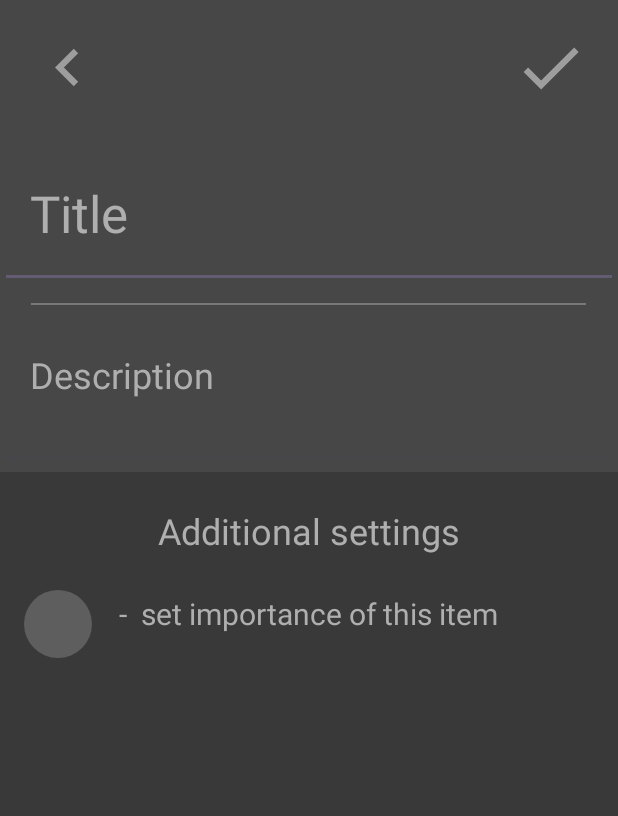
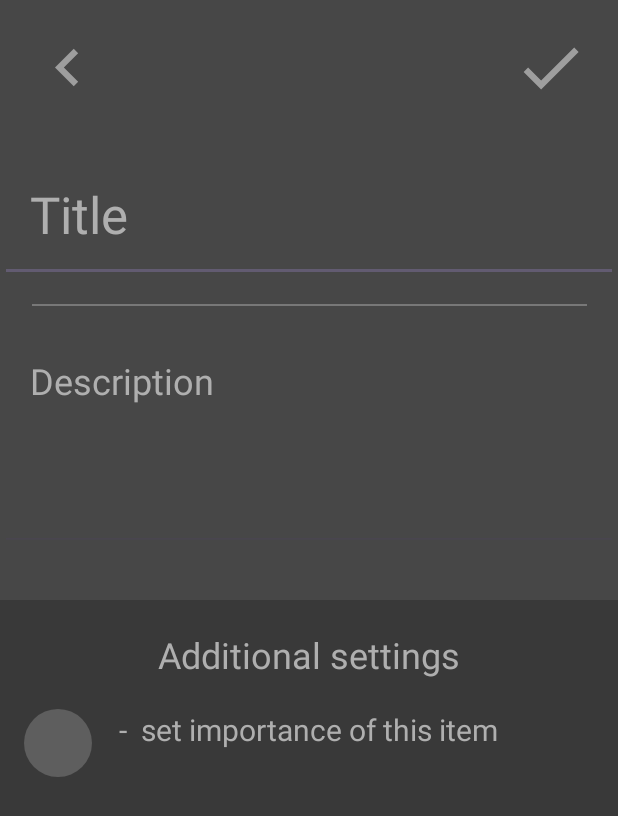
Before and after one commit to albedoVolkov/ToDoList, an Android app: the screen it shows after launch (ForCreatingItemActivity), after a tap on an icon or button, on a phone screen of 412 x 824 dp. Shown: the top 816 px of the screen. Run offline under Robolectric (Android 15) with nearby library versions, the phone set to English and light mode, and no system bars.

Commit message:
update UI, add data saving, modification for MainActivity.

```diff
--- a/app/build.gradle
+++ b/app/build.gradle
@@ -39,6 +39,7 @@ dependencies {
     implementation 'androidx.constraintlayout:constraintlayout:2.1.4'
     implementation 'androidx.wear.tiles:tiles-material:1.2.0-alpha06'
     implementation 'androidx.core:core-ktx:1.10.1'
+    implementation 'com.google.code.gson:gson:2.8.5'
     testImplementation 'junit:junit:4.13.2'
     androidTestImplementation 'androidx.test.ext:junit:1.1.5'
     androidTestImplementation 'androidx.test.espresso:espresso-core:3.5.1'
--- a/app/src/main/java/com/example/todolist/domain/GetListUseCase.kt
+++ b/app/src/main/java/com/example/todolist/domain/GetListUseCase.kt
@@ -5,7 +5,7 @@ import com.example.todolist.data.Task
 class GetListUseCase {
     private var tasks = ArrayList<Task>()
 
-    fun getShopList() : MutableList<Task>{
+    fun getList() : MutableList<Task>{
         return tasks
     }
 }
--- a/app/src/main/java/com/example/todolist/domain/GetTaskUseCase.kt
+++ b/app/src/main/java/com/example/todolist/domain/GetTaskUseCase.kt
@@ -6,7 +6,7 @@ class GetTaskUseCase {
 
     fun getTask(TaskId : Int): Task? {
         val list = GetListUseCase()
-        for( item in list.getShopList()){
+        for( item in list.getList()){
             if (item.id == TaskId){
                 return item
             }
--- a/app/src/main/java/com/example/todolist/domain/MainActivity.kt
+++ b/app/src/main/java/com/example/todolist/domain/MainActivity.kt
@@ -1,7 +1,10 @@
 package com.example.todolist.domain
 
+import android.content.Context
 import android.content.Intent
+import android.content.SharedPreferences
 import android.os.Bundle
+import android.util.Log
 import android.view.View
 import android.widget.Toast
 import androidx.appcompat.app.AppCompatActivity
@@ -10,27 +13,59 @@ import androidx.recyclerview.widget.RecyclerView
 import com.example.todolist.R
 import com.example.todolist.data.Task
 import com.example.todolist.presentation.TaskAdapter
+import com.google.gson.Gson
+import com.google.gson.reflect.TypeToken
+
 
 class MainActivity : AppCompatActivity() {
-    private var titleGot: String = ""
-    private var descriptionGot: String = ""
-    private var importanceGot: Int = 0
     private lateinit var taskAdapter: TaskAdapter
     private lateinit var recyclerView: RecyclerView
-
+    private val list = GetListUseCase()
+    private lateinit var sharedPref : SharedPreferences
     override fun onCreate(savedInstanceState: Bundle?) {
         super.onCreate(savedInstanceState)
+        Log.d("MainActivity", "onCreate called")
         setContentView(R.layout.activity_main)
-        val list = GetListUseCase()
+        sharedPref = getSharedPreferences("MyPrefs", Context.MODE_PRIVATE)
         initUI()
-        init(list.getShopList())
+        init(list.getList())
+        getOldInfo()
+    }
+
+    override fun onStop() {
+        super.onStop()
+        Log.d("Log_App", "onStop called")
+        saveData(list.getList() as ArrayList<Task>)
+    }
+    private fun getOldInfo(){
+        Log.d("Log_App", "getOldInfo called")
+        if ( sharedPref.contains("info_tasks")){
+            val savedValue = sharedPref.getString("info_tasks", "")
+            if (savedValue == ""){
+                Log.d("Log_App", "savedValue is empty")
+            }else{
+                val itemList = Gson().fromJson(savedValue, Array<Task>::class.java)
+                for(item in itemList.toMutableList()){
+                    taskAdapter.addTask(item, taskAdapter.itemCount)
+                }
+            }
+        }else{
+            Log.d("Log_App", "sharedPref is empty")
+        }
+    }
+    private fun saveData(res : ArrayList<Task>){
+        Log.d("Log_App", "saveData called")
+        val editor = sharedPref.edit()
+        val info =  Gson().toJson(res).toString()
+        editor.putString("info_tasks", info)
+        editor.apply()
     }
 
     private fun init(list : MutableList<Task>) {
         taskAdapter = TaskAdapter(list)
         recyclerView = findViewById(R.id.activity_1_recyclerView_1)
         recyclerView.layoutManager = LinearLayoutManager(this)
-        recyclerView.adapter = TaskAdapter(tasks = list)
+        recyclerView.adapter = taskAdapter
     }
 
     private fun initUI() {
@@ -45,15 +80,17 @@ class MainActivity : AppCompatActivity() {
     @Deprecated("Deprecated in Java")
     override fun onActivityResult(requestCode: Int, resultCode: Int, data: Intent?) {
         super.onActivityResult(requestCode, resultCode, data)
+        Log.d("MainActivity", "onActivityResult called")
         if(requestCode == 100 && resultCode == RESULT_OK && data != null)
         {
-            titleGot = data.getStringExtra("title").toString()
-            descriptionGot = data.getStringExtra("description").toString()
-            importanceGot = data.getIntExtra("importance",0)
-            taskAdapter.addTask(Task(View.generateViewId(),
-                title =  titleGot.toString(),
-                description = descriptionGot.toString(),
-                enabled = true, importance = importanceGot.toInt()),taskAdapter.itemCount)
+            val t = Task(View.generateViewId(),
+                title =  data.getStringExtra("title").toString(),
+                description = data.getStringExtra("description").toString(),
+                enabled = true, importance = data.getIntExtra("importance",0))
+            taskAdapter.addTask(t,taskAdapter.itemCount)
+
+            Log.d("Log_App","MainActivity take info")
         }
     }
+
 }
--- a/app/src/main/res/layout/activity_2.xml
+++ b/app/src/main/res/layout/activity_2.xml
@@ -1,7 +1,6 @@
 <?xml version="1.0" encoding="utf-8"?>
 <androidx.constraintlayout.widget.ConstraintLayout xmlns:android="http://schemas.android.com/apk/res/android"
     xmlns:app="http://schemas.android.com/apk/res-auto"
-    xmlns:tools="http://schemas.android.com/tools"
     android:id="@+id/activity_2_layout_1"
     android:layout_width="match_parent"
     android:layout_height="wrap_content"
--- a/app/src/main/res/layout/activity_3.xml
+++ b/app/src/main/res/layout/activity_3.xml
@@ -1,18 +1,31 @@
 <?xml version="1.0" encoding="utf-8"?>
+<ScrollView xmlns:android="http://schemas.android.com/apk/res/android"
+    xmlns:app="http://schemas.android.com/apk/res-auto"
+    xmlns:tools="http://schemas.android.com/tools"
+    tools:context=".domain.ForCreatingItemActivity"
+    android:id="@+id/activity_3_layout_0"
+    android:layout_width="fill_parent"
+    android:layout_height="fill_parent"
+    android:fillViewport="true">
+
+    <LinearLayout
+        android:id="@+id/activity_3_layout_1"
+        android:layout_width="match_parent"
+        android:layout_height="wrap_content"
+        android:background="@color/gray_background"
+        android:orientation="vertical">
 
         <androidx.constraintlayout.widget.ConstraintLayout
-        xmlns:android="http://schemas.android.com/apk/res/android"
-        xmlns:app="http://schemas.android.com/apk/res-auto"
-        xmlns:tools="http://schemas.android.com/tools"
-        android:id="@+id/activity_3_layout_1"
+            android:id="@+id/activity_3_layout_3"
             android:layout_width="match_parent"
-        android:layout_height="match_parent"
-        android:background="@color/gray_background"
+            android:layout_height="wrap_content"
+            android:minHeight="400dp"
             app:layout_constraintBottom_toBottomOf="parent"
             app:layout_constraintEnd_toEndOf="parent"
+            app:layout_constraintHorizontal_bias="0.0"
             app:layout_constraintStart_toStartOf="parent"
             app:layout_constraintTop_toTopOf="parent"
-        tools:context=".domain.ForCreatingItemActivity">
+            app:layout_constraintVertical_bias="0.0">
 
             <androidx.appcompat.widget.AppCompatImageView
                 android:id="@+id/activity_3_button_1"
@@ -35,42 +48,39 @@
                 android:layout_width="match_parent"
                 android:layout_height="wrap_content"
                 android:autofillHints=""
-        android:ems="10"
                 android:hint="@string/activity_2_hint_Title"
                 android:inputType="textCapSentences|textMultiLine"
+                android:minHeight="90dp"
                 android:padding="20dp"
                 android:textColor="@color/white_hint"
                 android:textColorHint="@color/white_hint"
                 android:textSize="34sp"
                 app:layout_constraintBottom_toBottomOf="parent"
                 app:layout_constraintEnd_toEndOf="parent"
-        app:layout_constraintHeight_min="100dp"
-        app:layout_constraintHorizontal_bias="1.0"
+                app:layout_constraintHorizontal_bias="0.0"
                 app:layout_constraintStart_toStartOf="parent"
                 app:layout_constraintTop_toTopOf="parent"
-        app:layout_constraintVertical_bias="0.127" />
+                app:layout_constraintVertical_bias="0.316" />
 
             <EditText
                 android:id="@+id/activity_3_editView_2"
                 android:layout_width="match_parent"
                 android:layout_height="wrap_content"
-        android:layout_marginTop="10dp"
                 android:autofillHints=""
                 android:ems="10"
                 android:gravity="top|start"
                 android:hint="@string/activity_2_hint_start_typing"
                 android:inputType="textCapSentences|textMultiLine"
-        android:minHeight="100dp"
+                android:minHeight="150dp"
                 android:padding="20dp"
                 android:textColor="@color/white_hint"
                 android:textColorHint="@color/white_hint"
                 android:textSize="24sp"
                 app:layout_constraintBottom_toBottomOf="parent"
-        app:layout_constraintEnd_toEndOf="parent"
-        app:layout_constraintHorizontal_bias="0.0"
-        app:layout_constraintStart_toStartOf="parent"
+                app:layout_constraintEnd_toEndOf="@+id/activity_3_divider_1"
+                app:layout_constraintStart_toStartOf="@+id/activity_3_divider_1"
                 app:layout_constraintTop_toBottomOf="@+id/activity_3_divider_1"
-        app:layout_constraintVertical_bias="0.0" />
+                app:layout_constraintVertical_bias="0.283" />
 
             <androidx.appcompat.widget.AppCompatImageView
                 android:id="@+id/activity_3_button_2"
@@ -92,25 +102,27 @@
                 android:id="@+id/activity_3_divider_1"
                 android:layout_width="370dp"
                 android:layout_height="1dp"
-        android:layout_marginTop="10dp"
                 android:background="#787878"
                 app:layout_constraintBottom_toBottomOf="parent"
-        app:layout_constraintEnd_toEndOf="parent"
-        app:layout_constraintHorizontal_bias="0.487"
-        app:layout_constraintStart_toStartOf="parent"
+                app:layout_constraintEnd_toEndOf="@+id/activity_3_editView_1"
+                app:layout_constraintStart_toStartOf="@+id/activity_3_editView_1"
                 app:layout_constraintTop_toBottomOf="@+id/activity_3_editView_1"
-        app:layout_constraintVertical_bias="0.0" />
+                app:layout_constraintVertical_bias="0.07" />
+        </androidx.constraintlayout.widget.ConstraintLayout>
 
         <androidx.constraintlayout.widget.ConstraintLayout
             android:id="@+id/activity_3_layout_2"
             android:layout_width="match_parent"
-        android:layout_height="0dp"
-        android:layout_marginTop="1dp"
+            android:layout_height="match_parent"
+            android:layout_marginStart="0dp"
+            android:layout_marginEnd="0dp"
             android:background="#393939"
+            android:minHeight="300dp"
             app:layout_constraintBottom_toBottomOf="parent"
             app:layout_constraintEnd_toEndOf="parent"
+            app:layout_constraintHorizontal_bias="0.0"
             app:layout_constraintStart_toStartOf="parent"
-        app:layout_constraintTop_toBottomOf="@+id/activity_3_editView_2">
+            app:layout_constraintTop_toBottomOf="@+id/activity_3_layout_3">
 
             <TextView
                 android:id="@+id/activity_3_textView_2"
@@ -139,7 +151,7 @@
                 app:layout_constraintHorizontal_bias="0.043"
                 app:layout_constraintStart_toStartOf="parent"
                 app:layout_constraintTop_toBottomOf="@+id/activity_3_textView_2"
-            app:layout_constraintVertical_bias="0.037" />
+                app:layout_constraintVertical_bias="0.036" />
 
             <TextView
                 android:id="@+id/activity_3_textView_3"
@@ -153,8 +165,10 @@
                 app:layout_constraintHorizontal_bias="0.149"
                 app:layout_constraintStart_toEndOf="@+id/activity_3_textView_1"
                 app:layout_constraintTop_toBottomOf="@+id/activity_3_textView_2"
-            app:layout_constraintVertical_bias="0.04000002" />
+                app:layout_constraintVertical_bias="0.035" />
 
         </androidx.constraintlayout.widget.ConstraintLayout>
 
-</androidx.constraintlayout.widget.ConstraintLayout>
+    </LinearLayout>
+
+</ScrollView>
--- a/app/src/main/res/layout/activity_4.xml
+++ b/app/src/main/res/layout/activity_4.xml
@@ -6,7 +6,7 @@
         android:id="@+id/activity_4_layout_1"
         android:layout_width="match_parent"
         android:layout_height="?android:attr/actionBarSize"
-        android:background="@color/gray_toolbar"> <!--99999999999-->
+        android:background="@color/gray_toolbar">
 
 
     <androidx.appcompat.widget.AppCompatImageView
@@ -61,7 +61,7 @@
             android:textSize="24sp"
             android:textStyle="bold"
             app:layout_constraintBottom_toBottomOf="parent"
-            app:layout_constraintEnd_toStartOf="@+id/activity_5_view_1"
+            app:layout_constraintEnd_toStartOf="@+id/activity_4_view_1"
             app:layout_constraintHorizontal_bias="0.125"
             app:layout_constraintStart_toStartOf="parent"
             app:layout_constraintTop_toTopOf="parent"
--- a/app/src/main/res/values-night/strings.xml
+++ b/app/src/main/res/values-night/strings.xml
@@ -5,8 +5,9 @@
     <string name="delete_button_toolbar">delete</string>
     <string name="filter_button_toolbar">filter</string>
     <string name="settings_button_toolbar">settings</string>
-    <string name="text_of_toolbar_1_textView_Title">ToDO list</string>
+    <string name="text_of_toolbar_1_textView_Title"> ToDo list </string>
     <string name="activity_2_hint_Title">Title</string>
+    <string name="activity_2_hint_start_typing">Description</string>
     <string name="description_task_item">description</string>
     <string name="title_task_item">Title</string>
 </resources>
--- a/app/src/main/res/values/strings.xml
+++ b/app/src/main/res/values/strings.xml
@@ -9,4 +9,5 @@
     <string name="activity_2_hint_start_typing">Description</string>
     <string name="description_task_item">description</string>
     <string name="title_task_item">Title</string>
+    <string name="required">required</string>
 </resources>
```
Also changed, not shown: app/src/main/AndroidManifest.xml (+9 -1 lines), app/src/main/java/com/example/todolist/data/Task.kt (+9 -1 lines), app/src/main/java/com/example/todolist/domain/ForCreatingItemActivity.kt (+19 -16 lines), app/src/main/java/com/example/todolist/presentation/TaskAdapter.kt (+10 -3 lines), app/src/main/res/layout/activity_5.xml (deleted, +0 -72 lines), app/src/main/res/layout/activity_main.xml (+11 -7 lines). Lines whose indentation alone changed are shown as unchanged.
